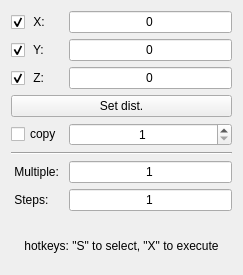
Old version of the form dialogz/beamshift.ui in the repository oddtopus/dodo.
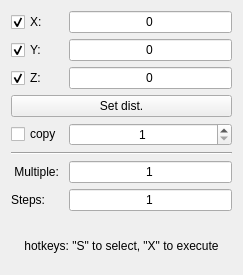
New version of the form.

What changed in the file:
```diff
--- a/dialogz/beamshift.ui
+++ b/dialogz/beamshift.ui
@@ -73,7 +73,7 @@
    <item row="2" column="0">
     <widget class="QCheckBox" name="cbZ">
      <property name="text">
-      <string> Z:</string>
+      <string>Z: </string>
      </property>
      <property name="checked">
       <bool>true</bool>
@@ -113,7 +113,7 @@
    <item row="10" column="0">
     <widget class="QLabel" name="label_5">
      <property name="text">
-      <string> Steps: </string>
+      <string>Steps: </string>
      </property>
      <property name="buddy">
       <cstring>edit5</cstring>
@@ -123,7 +123,7 @@
    <item row="1" column="0">
     <widget class="QCheckBox" name="cbY">
      <property name="text">
-      <string> Y:</string>
+      <string>Y: </string>
      </property>
      <property name="checked">
       <bool>true</bool>
@@ -147,7 +147,7 @@
    <item row="0" column="0">
     <widget class="QCheckBox" name="cbX">
      <property name="text">
-      <string> X:</string>
+      <string>X: </string>
      </property>
      <property name="checked">
       <bool>true</bool>
```
